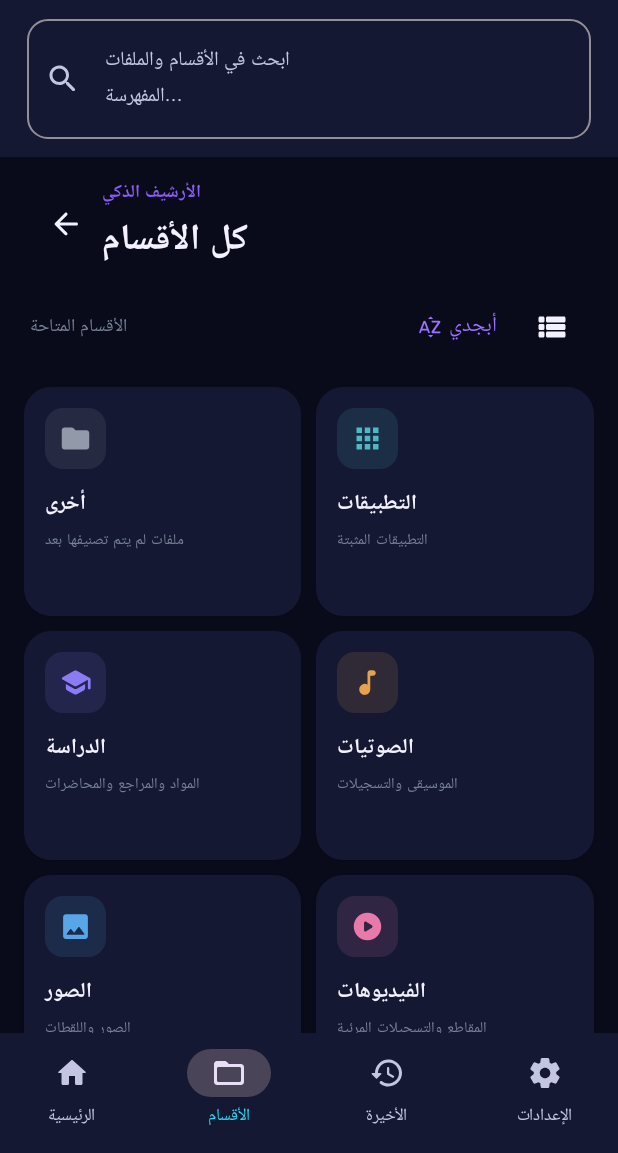
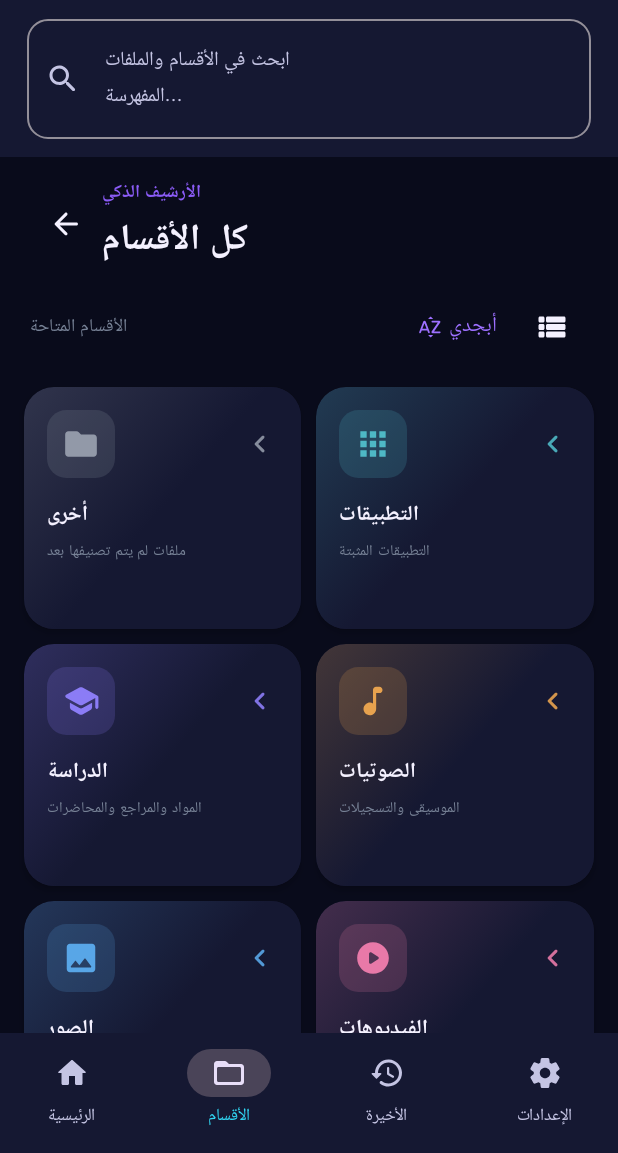
Before and after one commit to Mohamed2820/-FileFlow-Android-, an Android app built with Jetpack Compose: the screen it shows after launch (MainActivity), item 2 of the bottom bar chosen, on a phone screen of 412 x 824 dp, the part 83-1236 px from its top. Run offline under Robolectric (Android 15) with nearby library versions, the phone set to English and light mode, and no system bars; libraries missing offline, so code that uses them is left out: coil.decode; 1 statement that could not run was skipped.

Commit message:
Polish FileFlow home dashboard with neon purple category cards

```diff
--- a/app/src/main/java/com/mohamed/fileflow/MainActivity.kt
+++ b/app/src/main/java/com/mohamed/fileflow/MainActivity.kt
@@ -33,6 +33,7 @@ import androidx.compose.runtime.saveable.rememberSaveable
 import androidx.compose.ui.Alignment
 import androidx.compose.ui.Modifier
 import androidx.compose.ui.graphics.Color
+import androidx.compose.ui.graphics.Brush
 import androidx.compose.ui.text.font.FontWeight
 import androidx.compose.ui.text.input.ImeAction
 import androidx.compose.ui.text.style.TextAlign
@@ -206,9 +207,31 @@ private fun HomeScreen(onNavigate: (String) -> Unit, onCategory: (String) -> Uni
         verticalArrangement = Arrangement.spacedBy(16.dp)
     ) {
         item {
-            Text("مساحة منظمة، بدون فوضى", color = brand, fontSize = 12.sp, fontWeight = FontWeight.SemiBold)
-            Text("كل ملفاتك في مكان واحد", fontSize = 25.sp, fontWeight = FontWeight.Bold, color = MaterialTheme.colorScheme.onBackground)
-            Text("أرشيف واضح يساعدك توصل لملفاتك بسرعة.", color = muted, fontSize = 13.sp)
+            Card(
+                shape = RoundedCornerShape(24.dp),
+                colors = CardDefaults.cardColors(containerColor = MaterialTheme.colorScheme.surface)
+            ) {
+                Row(
+                    Modifier.fillMaxWidth()
+                        .background(
+                            Brush.linearGradient(
+                                listOf(Color(0xFF21164C), Color(0xFF171A3D), Color(0xFF102A46))
+                            )
+                        )
+                        .padding(18.dp),
+                    verticalAlignment = Alignment.CenterVertically
+                ) {
+                    Column(Modifier.weight(1f)) {
+                        Text("FILEFLOW", color = Color(0xFFBDA3FF), fontSize = 11.sp, fontWeight = FontWeight.Bold)
+                        Spacer(Modifier.height(5.dp))
+                        Text("إدارة ملفاتك بذكاء", color = Color.White, fontSize = 22.sp, fontWeight = FontWeight.Bold)
+                        Text("تصنيف ذكي • معاينات • وصول أسرع", color = Color(0xFFC6C6E8), fontSize = 11.sp)
+                    }
+                    Surface(shape = RoundedCornerShape(20.dp), color = Color(0xFF8050E8)) {
+                        Icon(Icons.Rounded.FolderCopy, null, tint = Color.White, modifier = Modifier.padding(14.dp).size(36.dp))
+                    }
+                }
+            }
         }
         item {
             StorageAccessPanel()
@@ -243,15 +266,28 @@ private fun HomeScreen(onNavigate: (String) -> Unit, onCategory: (String) -> Uni
 private fun CategoryCard(category: FileCategory, modifier: Modifier = Modifier, onClick: () -> Unit) {
     Card(
         modifier = modifier.clickable(onClick = onClick),
-        shape = RoundedCornerShape(18.dp),
+        shape = RoundedCornerShape(20.dp),
         colors = CardDefaults.cardColors(containerColor = MaterialTheme.colorScheme.surface),
-        elevation = CardDefaults.cardElevation(defaultElevation = 1.dp)
+        elevation = CardDefaults.cardElevation(defaultElevation = 3.dp)
     ) {
-        Column(Modifier.fillMaxWidth().padding(14.dp)) {
-            Surface(shape = RoundedCornerShape(12.dp), color = category.tint.copy(alpha = 0.13f)) {
-                Icon(category.icon, contentDescription = null, tint = category.tint, modifier = Modifier.padding(9.dp).size(22.dp))
+        Column(
+            Modifier.fillMaxWidth()
+                .background(
+                    Brush.linearGradient(
+                        listOf(category.tint.copy(alpha = 0.22f), MaterialTheme.colorScheme.surface, MaterialTheme.colorScheme.surface)
+                    ),
+                    RoundedCornerShape(20.dp)
+                )
+                .padding(15.dp)
+        ) {
+            Row(verticalAlignment = Alignment.CenterVertically) {
+                Surface(shape = RoundedCornerShape(13.dp), color = category.tint.copy(alpha = 0.18f)) {
+                    Icon(category.icon, contentDescription = null, tint = category.tint, modifier = Modifier.padding(10.dp).size(25.dp))
+                }
+                Spacer(Modifier.weight(1f))
+                Icon(Icons.Rounded.ChevronLeft, contentDescription = null, tint = category.tint.copy(alpha = 0.9f))
             }
-            Spacer(Modifier.height(12.dp))
+            Spacer(Modifier.height(13.dp))
             Text(category.title, fontWeight = FontWeight.Bold, fontSize = 14.sp, color = MaterialTheme.colorScheme.onSurface)
             Text(category.subtitle, fontSize = 10.sp, color = muted, maxLines = 2, minLines = 2)
         }
```
